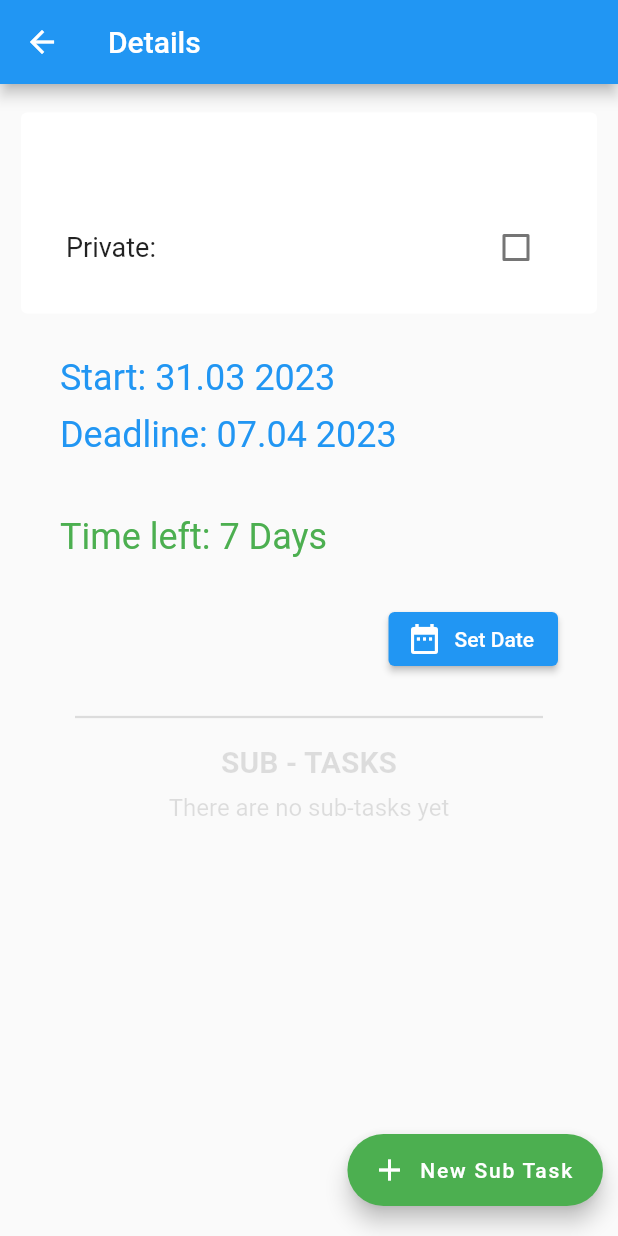
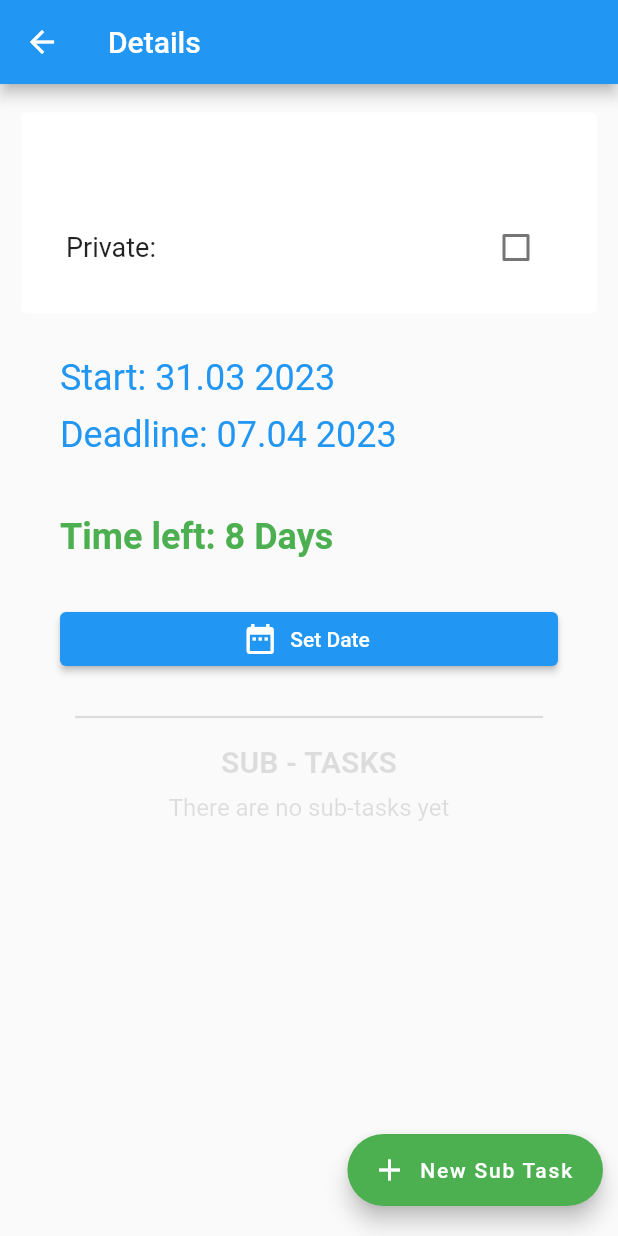
Before and after one commit to Lenzia207/AnotherTodo, a Flutter app: the DetailTodoPage screen opened directly with empty values, on a phone screen of 412 x 824 dp. Run offline on Flutter 3.47's test engine with Material 2 defaults, Android fonts, the light colour scheme and no system bars; our stand-ins replace animated_splash_screen, cloud_firestore, date_format, firebase_core, flutter_hooks, flutter_slidable and 1 more; missing offline and left inert: flutter_lock_screen; accounts and stored records are empty.

Commit message:
improved setDate

```diff
--- a/lib/widgets/set_date_task.dart
+++ b/lib/widgets/set_date_task.dart
@@ -58,19 +58,26 @@ class SetDateTask extends HookWidget {
 
     final start = formatDate(dataRange.value.start, [dd, '.', mm, ' ', yyyy]);
     final end = formatDate(dataRange.value.end, [dd, '.', mm, ' ', yyyy]);
-    final duration = dataRange.value.duration;
+
+    // calculate the remaining time between the current day and the end date
+    // add Duration -1 to have the last day of a deadline displayed as 1 and not 0
+    final remainingTime = dataRange.value.end.difference(DateTime.now().add(
+      const Duration(
+        days: -1,
+      ),
+    ));
+    final remainingDays = remainingTime.inDays;
+    // Get the right Text distinguishing between day and days
+    final remainingText = remainingDays == 1
+        ? 'Time left: 1 Day'
+        : 'Time left: $remainingDays Days';
 
     // the color changes depending how much days are left
-    Color getColor(duration) {
-      if (duration <= 1) return Colors.red;
-      if (duration <= 3) return Colors.orange;
-      return Colors.green;
-    }
-
-    String getText(date) {
-      if (date == 1) return 'Time left: ${duration.inDays} Day';
-      return 'Time left: ${duration.inDays} Days';
-    }
+    final remainingDaysColor = remainingDays <= 1
+        ? Colors.red
+        : remainingDays <= 3
+            ? Colors.orange
+            : Colors.green;
 
     return Padding(
       padding: const EdgeInsets.only(
@@ -104,10 +111,11 @@ class SetDateTask extends HookWidget {
             height: 40,
           ),
           Text(
-            getText(duration.inDays),
+            remainingText,
             style: TextStyle(
               fontSize: 24,
-              color: getColor(duration.inDays),
+              color: remainingDaysColor,
+              fontWeight: FontWeight.bold,
             ),
           ),
           const SizedBox(
@@ -116,13 +124,15 @@ class SetDateTask extends HookWidget {
           Row(
             mainAxisAlignment: MainAxisAlignment.end,
             children: [
-              ElevatedButton.icon(
+              Expanded(
+                child: ElevatedButton.icon(
                   onPressed: () => pickDateRanger(context),
                   icon: const Icon(
                     Icons.date_range,
                   ),
                   label: const Text(
                     "Set Date",
+                  ),
                 ),
               ),
             ],
--- a/lib/widgets/sub_task_items/sub_todo_item_widget.dart
+++ b/lib/widgets/sub_task_items/sub_todo_item_widget.dart
@@ -1,7 +1,6 @@
 import 'package:another_todo/model/sub_task.dart';
 import 'package:another_todo/model/task.dart';
 import 'package:cloud_firestore/cloud_firestore.dart';
-import 'package:flutter/foundation.dart';
 import 'package:flutter/material.dart';
 import 'package:flutter_hooks/flutter_hooks.dart';
 
--- a/lib/widgets/update_passcode_bottom_sheet.dart
+++ b/lib/widgets/update_passcode_bottom_sheet.dart
@@ -1,5 +1,3 @@
-import 'dart:ffi';
-
 import 'package:cloud_firestore/cloud_firestore.dart';
 import 'package:flutter/material.dart';
 import 'package:flutter/services.dart';
```
Also changed, not shown: lib/Screens/private_tasks_screen.dart (+11 -2 lines), lib/pages/pass_code_private_page.dart (+22 -5 lines). Lines whose indentation alone changed are shown as unchanged.
